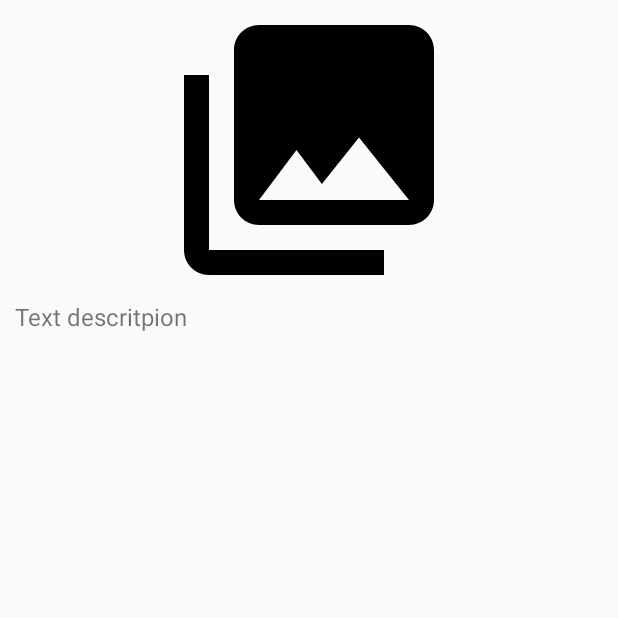
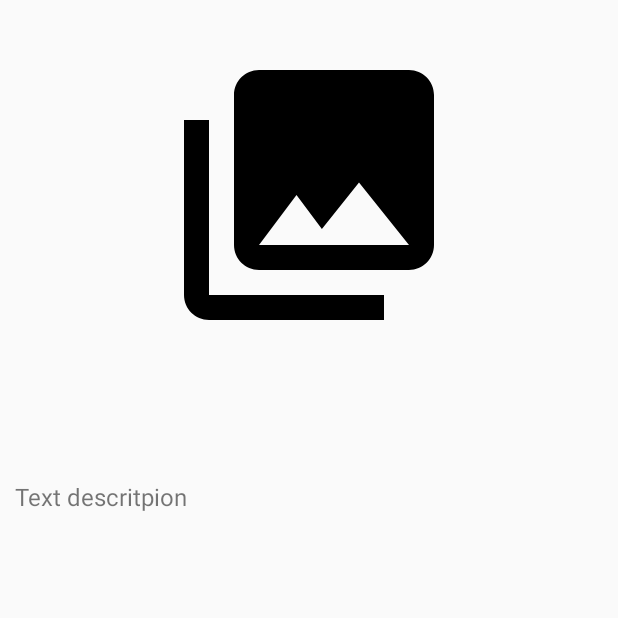
Before and after one commit to tonykyo3232/C.M.O, an Android app: the ClickPostActivity screen opened directly, with no data from a screen before it, on a phone screen of 412 x 824 dp, the top half of it. Run offline under Robolectric (Android 15) with nearby library versions, the phone set to English and light mode, and no system bars; our stand-ins replace Firebase (no records; nobody signed in at launch, a user with empty details on screens opened directly), Picasso; pictures from the network do not load; 1 statement that could not run was skipped.

Commit message:
change new activity click post layout

```diff
--- a/C.M.O-master 2/app/src/main/res/layout/activity_click_post.xml
+++ b/C.M.O-master 2/app/src/main/res/layout/activity_click_post.xml
@@ -8,9 +8,13 @@
 
     <ImageView
         android:id="@+id/click_post_image"
-        android:layout_width="500dp"
+        android:layout_width="400dp"
         android:layout_height="200dp"
-        app:srcCompat="@drawable/ic_menu_gallery" />
+        android:layout_marginLeft="10dp"
+        android:layout_marginTop="30dp"
+        android:layout_marginRight="10dp"
+        app:srcCompat="@drawable/ic_menu_gallery"
+        />
 
     <TextView
         android:id="@+id/click_post_description"
@@ -18,6 +22,7 @@
         android:layout_height="wrap_content"
         android:layout_below="@id/click_post_image"
         android:layout_marginLeft="10dp"
+        android:layout_marginTop="90dp"
         android:layout_marginRight="10dp"
         android:layout_marginBottom="20dp"
         android:text="Text descritpion"
@@ -29,6 +34,7 @@
         android:layout_width="match_parent"
         android:layout_height="wrap_content"
         android:layout_below="@id/click_post_description"
+        android:layout_marginTop="100dp"
         android:text="Edit Post" />
 
     <Button
@@ -36,5 +42,6 @@
         android:layout_width="match_parent"
         android:layout_height="wrap_content"
         android:layout_below="@id/edit_post_button"
+        android:layout_marginTop="20dp"
         android:text="Delete Post" />
 </RelativeLayout>
```
